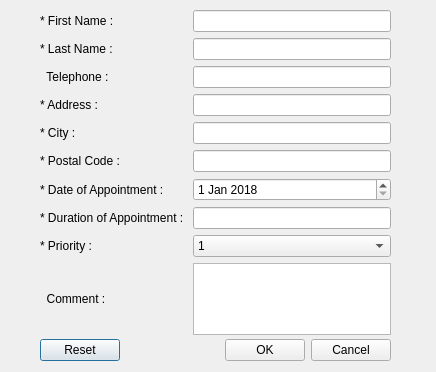
The window that TPQtIntroduction/dialogaddclient.ui (Lydie-Pierrick/TP2-QT-INTRO) describes before a commit, drawn with Qt 5.
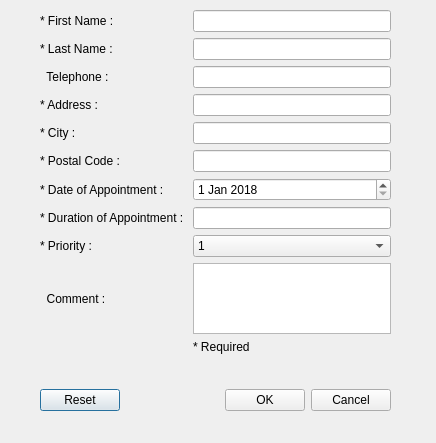
The same window after the commit.

```diff
--- a/TPQtIntroduction/dialogaddclient.ui
+++ b/TPQtIntroduction/dialogaddclient.ui
@@ -7,7 +7,7 @@
     <x>0</x>
     <y>0</y>
     <width>436</width>
-    <height>372</height>
+    <height>443</height>
    </rect>
   </property>
   <property name="windowTitle">
@@ -19,7 +19,7 @@
      <x>40</x>
      <y>10</y>
      <width>351</width>
-     <height>325</height>
+     <height>344</height>
     </rect>
    </property>
    <layout class="QGridLayout" name="gridLayout">
@@ -160,13 +160,20 @@
       </property>
      </widget>
     </item>
+    <item row="10" column="1">
+     <widget class="QLabel" name="label_required">
+      <property name="text">
+       <string>* Required</string>
+      </property>
+     </widget>
+    </item>
    </layout>
   </widget>
   <widget class="QWidget" name="horizontalLayoutWidget">
    <property name="geometry">
     <rect>
      <x>40</x>
-     <y>330</y>
+     <y>380</y>
      <width>351</width>
      <height>41</height>
     </rect>
```
Left out of the diff: 70 changed lines with no effect on the pictures.
